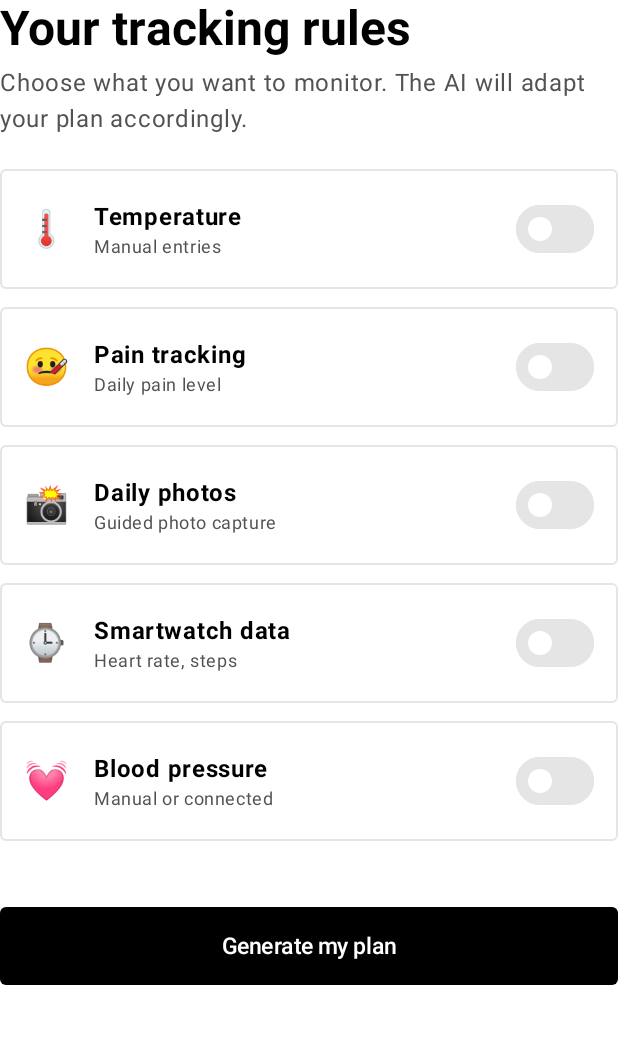
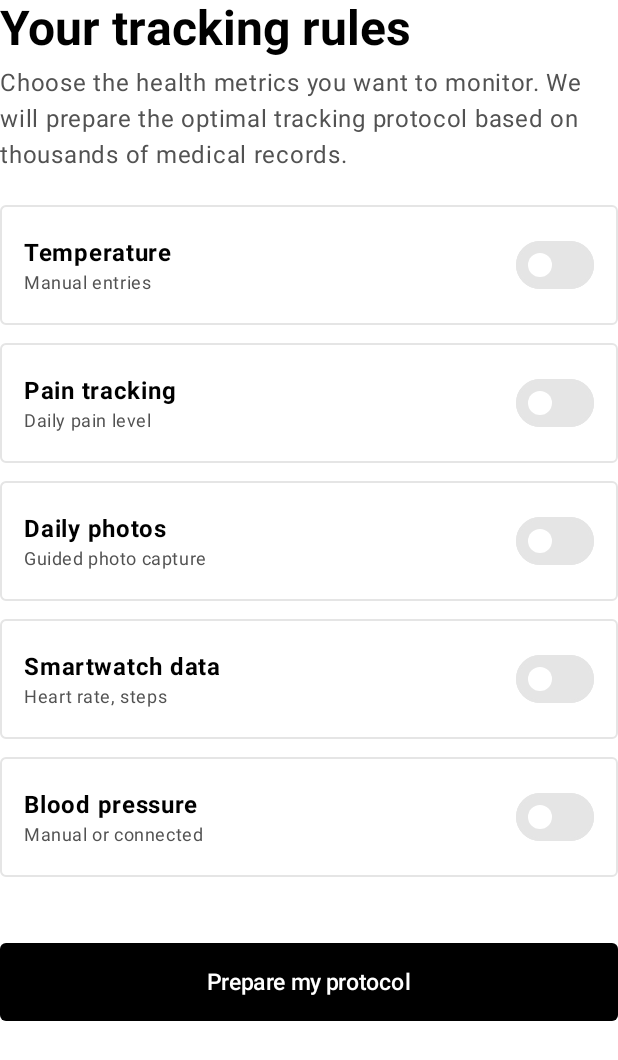
Before and after one commit to Group-Hackathon/p1, an Android app built with Jetpack Compose: the composable RulesStep called with empty values, on a phone screen of 412 x 824 dp. Shown: the top 1060 px of the screen. Run offline under Robolectric (Android 15) with nearby library versions, the light colour scheme and no system bars; network calls fail.

Commit message:
refactor: update OnboardingScreen copy and remove emojis from RuleToggle component

```diff
--- a/androidp1/app/src/main/java/com/livingpatientmemory/ui/screens/OnboardingScreen.kt
+++ b/androidp1/app/src/main/java/com/livingpatientmemory/ui/screens/OnboardingScreen.kt
@@ -268,14 +268,14 @@ private fun RulesStep(
     Column(modifier = Modifier.fillMaxSize().verticalScroll(rememberScrollState())) {
         LpmSectionTitle("Your tracking rules")
         Spacer(modifier = Modifier.height(8.dp))
-        LpmBodyText("Choose what you want to monitor. The AI will adapt your plan accordingly.")
+        LpmBodyText("Choose the health metrics you want to monitor. We will prepare the optimal tracking protocol based on thousands of medical records.")
         Spacer(modifier = Modifier.height(24.dp))
 
-        RuleToggle("🌡️", "Temperature", "Manual entries", ruleTemperature, onRuleTemperatureChange)
-        RuleToggle("🤒", "Pain tracking", "Daily pain level", rulePain, onRulePainChange)
-        RuleToggle("📸", "Daily photos", "Guided photo capture", rulePhotos, onRulePhotosChange)
-        RuleToggle("⌚", "Smartwatch data", "Heart rate, steps", ruleSmartwatch, onRuleSmartwatchChange)
-        RuleToggle("💓", "Blood pressure", "Manual or connected", ruleBp, onRuleBpChange)
+        RuleToggle("Temperature", "Manual entries", ruleTemperature, onRuleTemperatureChange)
+        RuleToggle("Pain tracking", "Daily pain level", rulePain, onRulePainChange)
+        RuleToggle("Daily photos", "Guided photo capture", rulePhotos, onRulePhotosChange)
+        RuleToggle("Smartwatch data", "Heart rate, steps", ruleSmartwatch, onRuleSmartwatchChange)
+        RuleToggle("Blood pressure", "Manual or connected", ruleBp, onRuleBpChange)
 
         errorMessage?.let {
             Spacer(modifier = Modifier.height(12.dp))
@@ -284,7 +284,7 @@ private fun RulesStep(
 
         Spacer(modifier = Modifier.height(32.dp))
         LpmPrimaryButton(
-            text = "Generate my plan",
+            text = "Prepare my protocol",
             onClick = onGeneratePlan,
             loading = isLoading
         )
@@ -294,7 +294,7 @@ private fun RulesStep(
 
 @Composable
 private fun RuleToggle(
-    emoji: String, title: String, subtitle: String,
+    title: String, subtitle: String,
     checked: Boolean, onCheckedChange: (Boolean) -> Unit
 ) {
     LpmCard(modifier = Modifier.padding(bottom = 12.dp)) {
@@ -302,8 +302,6 @@ private fun RuleToggle(
             modifier = Modifier.fillMaxWidth().padding(16.dp),
             verticalAlignment = Alignment.CenterVertically
         ) {
-            Text(text = emoji, fontSize = 24.sp)
-            Spacer(modifier = Modifier.width(16.dp))
             Column(modifier = Modifier.weight(1f)) {
                 Text(text = title, fontWeight = FontWeight.Bold, color = Black)
                 Text(text = subtitle, style = MaterialTheme.typography.bodySmall, color = Gray600)
@@ -331,9 +329,9 @@ private fun ConfirmStep(
     onConfirm: () -> Unit
 ) {
     Column(modifier = Modifier.fillMaxSize().verticalScroll(rememberScrollState())) {
-        LpmSectionTitle("Your AI Plan")
+        LpmSectionTitle("Your Tracking Protocol")
         Spacer(modifier = Modifier.height(8.dp))
-        LpmBodyText("Gemini has built this routine based on your rules.")
+        LpmBodyText("Based on medical best practices, here is your personalized daily routine.")
         Spacer(modifier = Modifier.height(20.dp))
 
         LpmCard {
```
